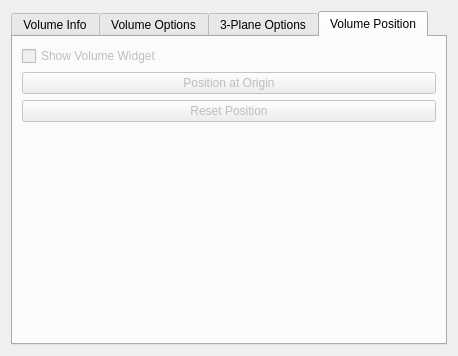
Above: rtUI/volume3DOptions.ui from pengwg/vurtigo before the change. Below: the same form after it.
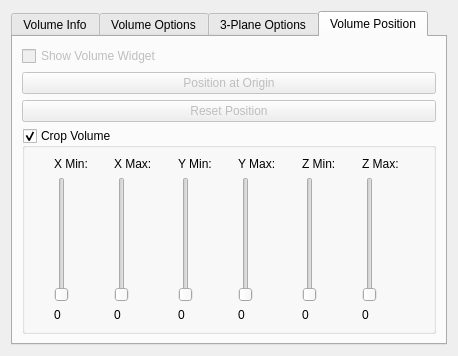
That is the form after the change. The open tabs and pages were chosen to show the change.

Commit message: Added a simple clipping widget to the 3D volume so that only part will be displayed.

```diff
--- a/rtUI/volume3DOptions.ui
+++ b/rtUI/volume3DOptions.ui
@@ -305,17 +305,142 @@
         </widget>
        </item>
        <item>
-        <spacer name="verticalSpacer">
-         <property name="orientation">
-          <enum>Qt::Vertical</enum>
+        <widget class="QGroupBox" name="cropVolumeGroupBox">
+         <property name="title">
+          <string>Crop Volume</string>
          </property>
-         <property name="sizeHint" stdset="0">
-          <size>
-           <width>20</width>
-           <height>40</height>
-          </size>
+         <property name="checkable">
+          <bool>true</bool>
          </property>
-        </spacer>
+         <layout class="QGridLayout" name="gridLayout_3">
+          <item row="1" column="0">
+           <widget class="QSlider" name="xminSlider">
+            <property name="orientation">
+             <enum>Qt::Vertical</enum>
+            </property>
+           </widget>
+          </item>
+          <item row="0" column="0">
+           <widget class="QLabel" name="label_6">
+            <property name="text">
+             <string>X Min:</string>
+            </property>
+           </widget>
+          </item>
+          <item row="1" column="1">
+           <widget class="QSlider" name="xmaxSlider">
+            <property name="orientation">
+             <enum>Qt::Vertical</enum>
+            </property>
+           </widget>
+          </item>
+          <item row="0" column="1">
+           <widget class="QLabel" name="label_7">
+            <property name="text">
+             <string>X Max:</string>
+            </property>
+           </widget>
+          </item>
+          <item row="2" column="0">
+           <widget class="QLabel" name="xminLabel">
+            <property name="text">
+             <string>0</string>
+            </property>
+           </widget>
+          </item>
+          <item row="2" column="1">
+           <widget class="QLabel" name="xmaxLabel">
+            <property name="text">
+             <string>0</string>
+            </property>
+           </widget>
+          </item>
+          <item row="1" column="2">
+           <widget class="QSlider" name="yminSlider">
+            <property name="orientation">
+             <enum>Qt::Vertical</enum>
+            </property>
+           </widget>
+          </item>
+          <item row="0" column="2">
+           <widget class="QLabel" name="label_8">
+            <property name="text">
+             <string>Y Min:</string>
+            </property>
+           </widget>
+          </item>
+          <item row="2" column="2">
+           <widget class="QLabel" name="yminLabel">
+            <property name="text">
+             <string>0</string>
+            </property>
+           </widget>
+          </item>
+          <item row="1" column="3">
+           <widget class="QSlider" name="ymaxSlider">
+            <property name="orientation">
+             <enum>Qt::Vertical</enum>
+            </property>
+           </widget>
+          </item>
+          <item row="0" column="3">
+           <widget class="QLabel" name="label_9">
+            <property name="text">
+             <string>Y Max:</string>
+            </property>
+           </widget>
+          </item>
+          <item row="2" column="3">
+           <widget class="QLabel" name="ymaxLabel">
+            <property name="text">
+             <string>0</string>
+            </property>
+           </widget>
+          </item>
+          <item row="1" column="4">
+           <widget class="QSlider" name="zminSlider">
+            <property name="orientation">
+             <enum>Qt::Vertical</enum>
+            </property>
+           </widget>
+          </item>
+          <item row="1" column="5">
+           <widget class="QSlider" name="zmaxSlider">
+            <property name="orientation">
+             <enum>Qt::Vertical</enum>
+            </property>
+           </widget>
+          </item>
+          <item row="2" column="4">
+           <widget class="QLabel" name="zminLabel">
+            <property name="text">
+             <string>0</string>
+            </property>
+           </widget>
+          </item>
+          <item row="2" column="5">
+           <widget class="QLabel" name="zmaxLabel">
+            <property name="text">
+             <string>0</string>
+            </property>
+           </widget>
+          </item>
+          <item row="0" column="4">
+           <widget class="QLabel" name="label_10">
+            <property name="text">
+             <string>Z Min:</string>
+            </property>
+           </widget>
+          </item>
+          <item row="0" column="5">
+           <widget class="QLabel" name="label_11">
+            <property name="text">
+             <string>Z Max:</string>
+            </property>
+           </widget>
+          </item>
+         </layout>
+        </widget>
        </item>
       </layout>
      </widget>
```
Left out of the diff: 2 changed lines with no effect on the pictures. The commit also changes 2 other files.
